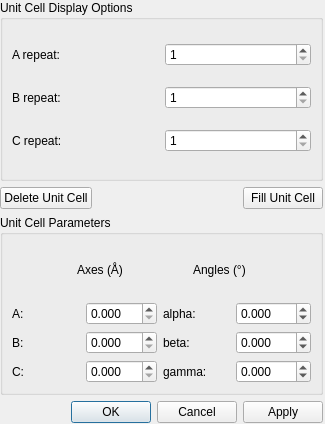
First picture: the form in libavogadro/src/extensions/unitcellparamdialog.ui, repository cryos/avogadro, before the edit.
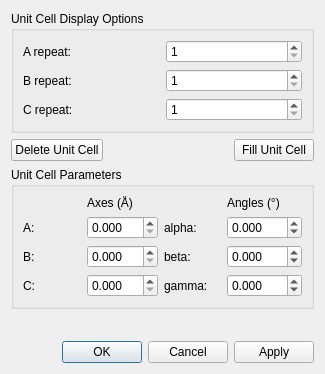
Second picture: the form after the edit.

Commit message: Improved layout of unitcellparamdialog

The edit to the form file:
```diff
--- a/libavogadro/src/extensions/unitcellparamdialog.ui
+++ b/libavogadro/src/extensions/unitcellparamdialog.ui
@@ -1,71 +1,62 @@
 <ui version="4.0" >
  <class>UnitCellParamDialog</class>
- <widget class="QDialog" name="UnitCellParamDialog" >
-  <property name="geometry" >
+ <widget class="QDialog" name="UnitCellParamDialog">
+  <property name="geometry">
    <rect>
     <x>0</x>
     <y>0</y>
     <width>325</width>
-    <height>424</height>
+    <height>374</height>
    </rect>
   </property>
-  <property name="windowTitle" >
+  <property name="windowTitle">
    <string>Unit Cell Parameters</string>
   </property>
-  <widget class="QWidget" name="layoutWidget" >
-   <property name="geometry" >
-    <rect>
-     <x>0</x>
-     <y>0</y>
-     <width>323</width>
-     <height>423</height>
-    </rect>
-   </property>
-   <layout class="QVBoxLayout" name="verticalLayout" >
+  <layout class="QVBoxLayout" name="verticalLayout">
     <item>
-     <widget class="QGroupBox" name="groupBox" >
-      <property name="title" >
+    <widget class="QGroupBox" name="groupBox">
+     <property name="title">
        <string>Unit Cell Display Options</string>
       </property>
-      <layout class="QGridLayout" >
-       <item row="0" column="0" >
-        <widget class="QLabel" name="aRepeatLabel" >
-         <property name="text" >
+     <layout class="QGridLayout">
+      <item row="0" column="0">
+       <widget class="QLabel" name="aRepeatLabel">
+        <property name="text">
           <string>A repeat:</string>
          </property>
         </widget>
        </item>
-       <item row="0" column="1" >
-        <widget class="QSpinBox" name="aCellSpinBox" >
-         <property name="minimum" >
+      <item row="0" column="1">
+       <widget class="QSpinBox" name="aCellSpinBox">
+        <property name="minimum">
           <number>1</number>
          </property>
         </widget>
        </item>
-       <item row="1" column="0" >
-        <widget class="QLabel" name="bRepeatLabel" >
-         <property name="text" >
+      <item row="1" column="0">
+       <widget class="QLabel" name="bRepeatLabel">
+        <property name="text">
           <string>B repeat:</string>
          </property>
         </widget>
        </item>
-       <item row="1" column="1" >
-        <widget class="QSpinBox" name="bCellSpinBox" >
-         <property name="minimum" >
+      <item row="1" column="1">
+       <widget class="QSpinBox" name="bCellSpinBox">
+        <property name="minimum">
           <number>1</number>
          </property>
         </widget>
        </item>
-       <item row="2" column="0" >
-        <widget class="QLabel" name="cRepeaLabel" >
-         <property name="text" >
+      <item row="2" column="0">
+       <widget class="QLabel" name="cRepeaLabel">
+        <property name="text">
           <string>C repeat:</string>
          </property>
         </widget>
        </item>
-       <item row="2" column="1" >
-        <widget class="QSpinBox" name="cCellSpinBox" >
-         <property name="minimum" >
+      <item row="2" column="1">
+       <widget class="QSpinBox" name="cCellSpinBox">
+        <property name="minimum">
           <number>1</number>
          </property>
         </widget>
@@ -74,20 +65,20 @@
      </widget>
     </item>
     <item>
-     <layout class="QHBoxLayout" name="horizontalLayout" >
+    <layout class="QHBoxLayout" name="horizontalLayout">
       <item>
-       <widget class="QPushButton" name="deleteUnitCell" >
-        <property name="text" >
+      <widget class="QPushButton" name="deleteUnitCell">
+       <property name="text">
          <string>Delete Unit Cell</string>
         </property>
        </widget>
       </item>
       <item>
-       <spacer name="horizontalSpacer" >
-        <property name="orientation" >
+      <spacer name="horizontalSpacer">
+       <property name="orientation">
          <enum>Qt::Horizontal</enum>
         </property>
-        <property name="sizeHint" stdset="0" >
+       <property name="sizeHint" stdset="0">
          <size>
           <width>40</width>
           <height>20</height>
@@ -96,8 +87,8 @@
        </spacer>
       </item>
       <item>
-       <widget class="QPushButton" name="fillUnitCell" >
-        <property name="text" >
+      <widget class="QPushButton" name="fillUnitCell">
+       <property name="text">
          <string>Fill Unit Cell</string>
         </property>
        </widget>
@@ -105,199 +96,168 @@
      </layout>
     </item>
     <item>
-     <widget class="QGroupBox" name="groupBox_2" >
-      <property name="title" >
+    <widget class="QGroupBox" name="groupBox_2">
+     <property name="title">
        <string>Unit Cell Parameters</string>
       </property>
-      <layout class="QVBoxLayout" >
+     <layout class="QVBoxLayout">
        <item>
-        <layout class="QHBoxLayout" >
-         <item>
-          <spacer>
-           <property name="orientation" >
-            <enum>Qt::Horizontal</enum>
-           </property>
-           <property name="sizeHint" stdset="0" >
-            <size>
-             <width>40</width>
-             <height>20</height>
-            </size>
-           </property>
-          </spacer>
-         </item>
-         <item>
-          <widget class="QLabel" name="AxesLabel" >
-           <property name="text" >
-            <string>Axes (Å)</string>
-           </property>
-          </widget>
-         </item>
-         <item>
-          <spacer>
-           <property name="orientation" >
-            <enum>Qt::Horizontal</enum>
-           </property>
-           <property name="sizeHint" stdset="0" >
-            <size>
-             <width>40</width>
-             <height>20</height>
-            </size>
-           </property>
-          </spacer>
-         </item>
-         <item>
-          <widget class="QLabel" name="anglesLabel" >
-           <property name="text" >
-            <string>Angles (°)</string>
-           </property>
-          </widget>
-         </item>
-         <item>
-          <spacer>
-           <property name="orientation" >
-            <enum>Qt::Horizontal</enum>
-           </property>
-           <property name="sizeHint" stdset="0" >
-            <size>
-             <width>40</width>
-             <height>20</height>
-            </size>
-           </property>
-          </spacer>
-         </item>
-        </layout>
-       </item>
-       <item>
-        <layout class="QGridLayout" >
-         <item row="0" column="0" >
-          <widget class="QLabel" name="label_4" >
-           <property name="text" >
+       <layout class="QGridLayout">
+        <item row="1" column="0">
+         <widget class="QLabel" name="label_4">
+          <property name="text">
             <string>A:</string>
            </property>
           </widget>
          </item>
-         <item row="0" column="1" >
-          <widget class="QDoubleSpinBox" name="aLengthSpinBox" >
-           <property name="decimals" >
+        <item row="1" column="1">
+         <widget class="QDoubleSpinBox" name="aLengthSpinBox">
+          <property name="decimals">
             <number>3</number>
            </property>
-           <property name="maximum" >
+          <property name="maximum">
             <double>999.990000000000009</double>
            </property>
           </widget>
          </item>
-         <item row="0" column="2" >
-          <widget class="QLabel" name="label_9" >
-           <property name="text" >
+        <item row="1" column="2">
+         <widget class="QLabel" name="label_9">
+          <property name="text">
             <string>alpha:</string>
            </property>
           </widget>
          </item>
-         <item row="0" column="3" >
-          <widget class="QDoubleSpinBox" name="alphaSpinBox" >
-           <property name="decimals" >
+        <item row="1" column="3">
+         <widget class="QDoubleSpinBox" name="alphaSpinBox">
+          <property name="decimals">
             <number>3</number>
            </property>
-           <property name="minimum" >
+          <property name="minimum">
             <double>-360.000000000000000</double>
            </property>
-           <property name="maximum" >
+          <property name="maximum">
             <double>360.000000000000000</double>
            </property>
           </widget>
          </item>
-         <item row="1" column="0" >
-          <widget class="QLabel" name="label_5" >
-           <property name="text" >
+        <item row="2" column="0">
+         <widget class="QLabel" name="label_5">
+          <property name="text">
             <string>B:</string>
            </property>
           </widget>
          </item>
-         <item row="1" column="1" >
-          <widget class="QDoubleSpinBox" name="bLengthSpinBox" >
-           <property name="decimals" >
+        <item row="2" column="1">
+         <widget class="QDoubleSpinBox" name="bLengthSpinBox">
+          <property name="decimals">
             <number>3</number>
            </property>
-           <property name="maximum" >
+          <property name="maximum">
             <double>999.990000000000009</double>
            </property>
           </widget>
          </item>
-         <item row="1" column="2" >
-          <widget class="QLabel" name="label_10" >
-           <property name="text" >
+        <item row="2" column="2">
+         <widget class="QLabel" name="label_10">
+          <property name="text">
             <string>beta:</string>
            </property>
           </widget>
          </item>
-         <item row="1" column="3" >
-          <widget class="QDoubleSpinBox" name="betaSpinBox" >
-           <property name="decimals" >
+        <item row="2" column="3">
+         <widget class="QDoubleSpinBox" name="betaSpinBox">
+          <property name="decimals">
             <number>3</number>
            </property>
-           <property name="minimum" >
+          <property name="minimum">
             <double>-360.000000000000000</double>
            </property>
-           <property name="maximum" >
+          <property name="maximum">
             <double>360.000000000000000</double>
            </property>
           </widget>
          </item>
-         <item row="2" column="0" >
-          <widget class="QLabel" name="label_6" >
-           <property name="text" >
+        <item row="3" column="0">
+         <widget class="QLabel" name="label_6">
+          <property name="text">
             <string>C:</string>
            </property>
           </widget>
          </item>
-         <item row="2" column="1" >
-          <widget class="QDoubleSpinBox" name="cLengthSpinBox" >
-           <property name="decimals" >
+        <item row="3" column="1">
+         <widget class="QDoubleSpinBox" name="cLengthSpinBox">
+          <property name="decimals">
             <number>3</number>
            </property>
-           <property name="maximum" >
+          <property name="maximum">
             <double>999.990000000000009</double>
            </property>
           </widget>
          </item>
-         <item row="2" column="2" >
-          <widget class="QLabel" name="label_11" >
-           <property name="text" >
+        <item row="3" column="2">
+         <widget class="QLabel" name="label_11">
+          <property name="text">
             <string>gamma:</string>
            </property>
           </widget>
          </item>
-         <item row="2" column="3" >
-          <widget class="QDoubleSpinBox" name="gammaSpinBox" >
-           <property name="decimals" >
+        <item row="3" column="3">
+         <widget class="QDoubleSpinBox" name="gammaSpinBox">
+          <property name="decimals">
             <number>3</number>
            </property>
-           <property name="minimum" >
+          <property name="minimum">
             <double>-360.000000000000000</double>
            </property>
-           <property name="maximum" >
+          <property name="maximum">
             <double>360.000000000000000</double>
            </property>
           </widget>
          </item>
+        <item row="0" column="1">
+         <widget class="QLabel" name="AxesLabel">
+          <property name="text">
+           <string>Axes (Å)</string>
+          </property>
+         </widget>
+        </item>
+        <item row="0" column="3">
+         <widget class="QLabel" name="anglesLabel">
+          <property name="text">
+           <string>Angles (°)</string>
+          </property>
+         </widget>
+        </item>
         </layout>
        </item>
       </layout>
      </widget>
     </item>
     <item>
-     <widget class="QDialogButtonBox" name="buttonBox" >
-      <property name="orientation" >
+    <spacer name="verticalSpacer">
+     <property name="orientation">
+      <enum>Qt::Vertical</enum>
+     </property>
+     <property name="sizeHint" stdset="0">
+      <size>
+       <width>20</width>
+       <height>40</height>
+      </size>
+     </property>
+    </spacer>
+   </item>
+   <item>
+    <widget class="QDialogButtonBox" name="buttonBox">
+     <property name="orientation">
        <enum>Qt::Horizontal</enum>
       </property>
-      <property name="standardButtons" >
+     <property name="standardButtons">
        <set>QDialogButtonBox::Apply|QDialogButtonBox::Cancel|QDialogButtonBox::Ok</set>
       </property>
      </widget>
     </item>
    </layout>
   </widget>
- </widget>
  <resources/>
  <connections>
   <connection>
```
Left out of the diff: 15 changed lines with no effect on the pictures. Lines whose indentation alone changed are shown as unchanged.
